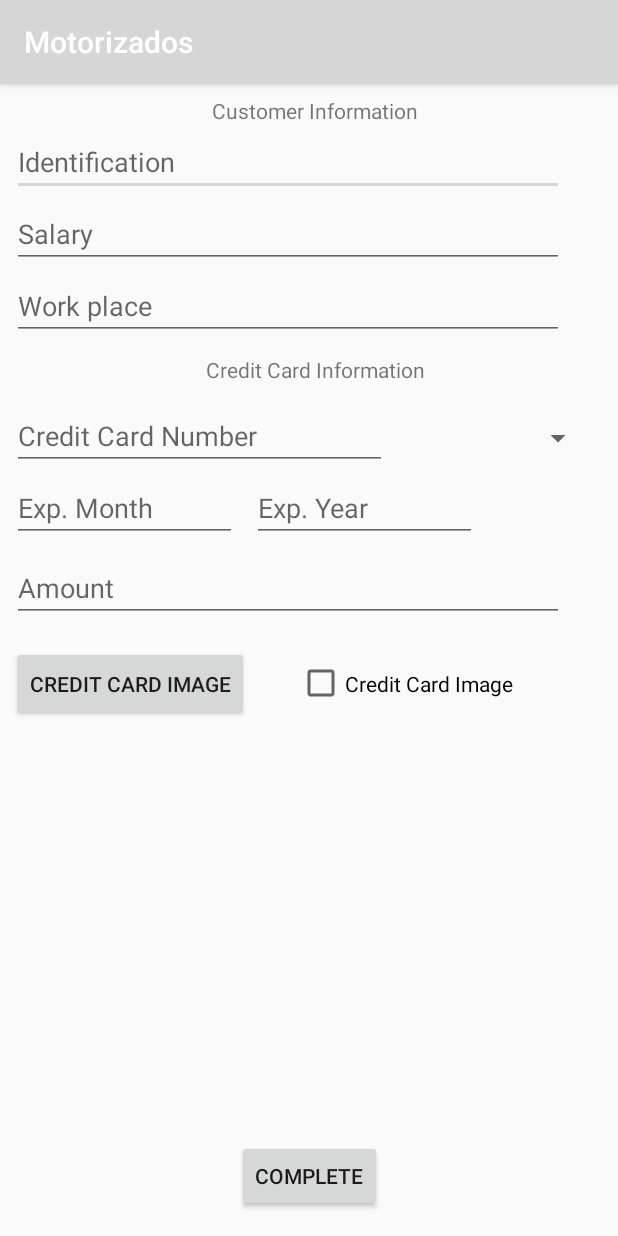
After one commit to valkzer/motoriza2, an Android app: the CompleteDeliveryActivity screen opened directly, with no data from a screen before it, on a phone screen of 412 x 824 dp. The commit adds this screen. Run offline under Robolectric (Android 15) with nearby library versions, the phone set to English and light mode, and no system bars.

Commit message:
Changes: First version of complete delivery process

```diff
--- a/app/src/main/AndroidManifest.xml
+++ b/app/src/main/AndroidManifest.xml
@@ -34,6 +34,8 @@
         <activity android:name=".Activities.smsActivity"/>
         <activity android:name=".Activities.DeliveryDetailActivity">
         </activity>
+        <activity android:name=".Activities.CompleteDeliveryActivity">
+        </activity>
     </application>
 
 </manifest>
--- a/app/src/main/java/com/example/valkzer/motorizados/Activities/DeliveryListActivity.java
+++ b/app/src/main/java/com/example/valkzer/motorizados/Activities/DeliveryListActivity.java
@@ -69,7 +69,7 @@ public class DeliveryListActivity extends AppCompatActivity {
 
     private void createDummyRecord()
     {
-        Customer   customer   = new Customer("Rolando", "Alajuela", "8889 7894", "rolando@rolando.com", 1000.0, "SJO", "");
+        Customer   customer   = new Customer("Rolando", "Alajuela", "8889 7894", "rolando@rolando.com", 1000.0, "SJO", "", "11920030");
         CreditCard creditCard = new CreditCard("**** **** **** 2410", 12, 12, "VISA");
         Delivery   delivery   = new Delivery(customer, creditCard, 10.0, false, "Core i9");
         delivery.create();
--- a/app/src/main/java/com/example/valkzer/motorizados/Repositories/FireBase/CreditCardFireBaseRepository.java
+++ b/app/src/main/java/com/example/valkzer/motorizados/Repositories/FireBase/CreditCardFireBaseRepository.java
@@ -43,6 +43,7 @@ public class CreditCardFireBaseRepository extends BaseFireBaseRepository impleme
             public void onDataChange(DataSnapshot dataSnapshot)
             {
                 CreditCard creditCard = dataSnapshot.getValue(CreditCard.class);
+                creditCard.setId(dataSnapshot.getKey());
                 observer.update(observable, creditCard);
             }
 
@@ -121,12 +122,14 @@ public class CreditCardFireBaseRepository extends BaseFireBaseRepository impleme
                 String  cardNumber          = creditCard.getCardNumber() == null ? creditCardFromDB.getCardNumber() : creditCard.getCardNumber();
                 String  cardType            = creditCard.getCardType() == null ? creditCardFromDB.getCardType() : creditCard.getCardType();
                 String  deliveryId          = creditCard.getDeliveryId() == null ? creditCardFromDB.getDeliveryId() : creditCard.getDeliveryId();
+                String  id                  = creditCard.getId() == null ? creditCardFromDB.getId() : creditCard.getId();
 
                 creditCardFromDB.setCardExpirationMonth(cardExpirationMonth);
                 creditCardFromDB.setCardExpirationYear(cardExpirationYear);
                 creditCardFromDB.setCardNumber(cardNumber);
                 creditCardFromDB.setCardType(cardType);
                 creditCardFromDB.setDeliveryId(deliveryId);
+                creditCardFromDB.setId(id);
 
                 Map<String, Object> updates = new HashMap<String, Object>();
                 updates.put("/" + repositoryReference.getKey() + "/" + dataSnapshot.getKey(), creditCardFromDB);
--- a/app/src/main/java/com/example/valkzer/motorizados/Repositories/FireBase/CustomerFireBaseRepository.java
+++ b/app/src/main/java/com/example/valkzer/motorizados/Repositories/FireBase/CustomerFireBaseRepository.java
@@ -44,6 +44,7 @@ public class CustomerFireBaseRepository extends BaseFireBaseRepository implement
             public void onDataChange(DataSnapshot dataSnapshot)
             {
                 Customer customer = dataSnapshot.getValue(Customer.class);
+                customer.setId(dataSnapshot.getKey());
                 observer.update(observable, customer);
             }
 
@@ -125,6 +126,8 @@ public class CustomerFireBaseRepository extends BaseFireBaseRepository implement
                 String phone                 = customer.getPhone() == null ? customerFromDB.getPhone() : customer.getPhone();
                 Double salary                = customer.getSalary() == null ? customerFromDB.getSalary() : customer.getSalary();
                 String workPlace             = customer.getWorkPlace() == null ? customerFromDB.getWorkPlace() : customer.getWorkPlace();
+                String identification        = customer.getIdentification() == null ? customerFromDB.getIdentification() : customer.getIdentification();
+                String id                    = customer.getId() == null ? customerFromDB.getId() : customer.getId();
 
                 customerFromDB.setDeliveryId(deliveryId);
                 customerFromDB.setAddress(address);
@@ -134,6 +137,8 @@ public class CustomerFireBaseRepository extends BaseFireBaseRepository implement
                 customerFromDB.setPhone(phone);
                 customerFromDB.setSalary(salary);
                 customerFromDB.setWorkPlace(workPlace);
+                customerFromDB.setIdentification(identification);
+                customerFromDB.setId(id);
 
                 Map<String, Object> updates = new HashMap<String, Object>();
                 updates.put("/" + repositoryReference.getKey() + "/" + dataSnapshot.getKey(), customerFromDB);
--- a/app/src/main/java/com/example/valkzer/motorizados/Repositories/FireBase/DeliveryFireBaseRepository.java
+++ b/app/src/main/java/com/example/valkzer/motorizados/Repositories/FireBase/DeliveryFireBaseRepository.java
@@ -47,6 +47,7 @@ public class DeliveryFireBaseRepository extends BaseFireBaseRepository implement
             public void onDataChange(DataSnapshot dataSnapshot)
             {
                 Delivery delivery = dataSnapshot.getValue(Delivery.class);
+                delivery.setId(dataSnapshot.getKey());
                 observer.update(observable, delivery);
             }
 
--- /dev/null
+++ b/app/src/main/res/layout/activity_complete_delivery.xml
@@ -0,0 +1,169 @@
+<?xml version="1.0" encoding="utf-8"?>
+<android.support.constraint.ConstraintLayout
+    xmlns:android="http://schemas.android.com/apk/res/android"
+    xmlns:app="http://schemas.android.com/apk/res-auto"
+    xmlns:tools="http://schemas.android.com/tools"
+    android:layout_width="match_parent"
+    android:layout_height="match_parent"
+    tools:context="com.example.valkzer.motorizados.Activities.CompleteDeliveryActivity">
+
+    <EditText
+        android:id="@+id/txtCustomerIdentification"
+        android:layout_width="368dp"
+        android:layout_height="40dp"
+        android:layout_marginTop="7dp"
+        android:ems="10"
+        android:hint="@string/identification"
+        android:inputType="text"
+        app:layout_constraintTop_toBottomOf="@+id/lblCustomerInformation"
+        android:layout_marginLeft="8dp"
+        app:layout_constraintLeft_toLeftOf="parent"/>
+
+    <TextView
+        android:id="@+id/lblCustomerInformation"
+        android:layout_width="wrap_content"
+        android:layout_height="wrap_content"
+        android:layout_marginStart="16dp"
+        android:text="@string/customer_information"
+        app:layout_constraintTop_toTopOf="parent"
+        android:layout_marginTop="8dp"
+        android:layout_marginLeft="16dp"
+        app:layout_constraintLeft_toLeftOf="parent"
+        android:layout_marginRight="8dp"
+        app:layout_constraintRight_toRightOf="parent"
+        android:layout_marginEnd="8dp"/>
+
+    <EditText
+        android:id="@+id/txtCustomerSalary"
+        android:layout_width="368dp"
+        android:layout_height="40dp"
+        android:ems="10"
+        android:hint="@string/salary"
+        android:inputType="number"
+        android:layout_marginTop="8dp"
+        app:layout_constraintTop_toBottomOf="@+id/txtCustomerIdentification"
+        android:layout_marginLeft="8dp"
+        app:layout_constraintLeft_toLeftOf="parent"/>
+
+    <EditText
+        android:id="@+id/txtWorkplace"
+        android:layout_width="368dp"
+        android:layout_height="40dp"
+        android:layout_marginTop="8dp"
+        android:ems="10"
+        android:hint="@string/work_place"
+        android:inputType="text"
+        app:layout_constraintTop_toBottomOf="@+id/txtCustomerSalary"
+        android:layout_marginLeft="8dp"
+        app:layout_constraintLeft_toLeftOf="parent"/>
+
+    <TextView
+        android:id="@+id/lblCreditCardInformation"
+        android:layout_width="wrap_content"
+        android:layout_height="wrap_content"
+        android:text="@string/credit_card_information"
+        android:layout_marginTop="10dp"
+        app:layout_constraintTop_toBottomOf="@+id/txtWorkplace"
+        android:layout_marginLeft="16dp"
+        app:layout_constraintLeft_toLeftOf="parent"
+        android:layout_marginRight="8dp"
+        app:layout_constraintRight_toRightOf="parent"
+        android:layout_marginStart="16dp"
+        android:layout_marginEnd="8dp"/>
+
+    <EditText
+        android:id="@+id/txtCreditCardNumber"
+        android:layout_width="250dp"
+        android:layout_height="40dp"
+        android:layout_marginLeft="8dp"
+        android:layout_marginStart="8dp"
+        android:layout_marginTop="17dp"
+        android:ems="10"
+        android:hint="@string/credit_card_number"
+        android:inputType="number"
+        app:layout_constraintLeft_toLeftOf="parent"
+        app:layout_constraintTop_toBottomOf="@+id/lblCreditCardInformation"/>
+
+    <Spinner
+        android:id="@+id/cboCreditCardType"
+        android:layout_width="100dp"
+        android:layout_height="40dp"
+        android:layout_marginEnd="16dp"
+        android:layout_marginLeft="8dp"
+        android:layout_marginRight="16dp"
+        android:layout_marginStart="8dp"
+        android:layout_marginTop="16dp"
+        app:layout_constraintHorizontal_bias="1.0"
+        app:layout_constraintLeft_toRightOf="@+id/txtCreditCardNumber"
+        app:layout_constraintRight_toRightOf="parent"
+        app:layout_constraintTop_toBottomOf="@+id/lblCreditCardInformation"/>
+
+    <EditText
+        android:id="@+id/txtCreditCardExpMonth"
+        android:layout_width="150dp"
+        android:layout_height="40dp"
+        android:layout_marginLeft="8dp"
+        android:layout_marginTop="8dp"
+        android:ems="10"
+        android:hint="@string/exp_month"
+        android:inputType="number"
+        app:layout_constraintLeft_toLeftOf="parent"
+        app:layout_constraintTop_toBottomOf="@+id/txtCreditCardNumber"/>
+
+    <EditText
+        android:id="@+id/txtCreditCardExpYear"
+        android:layout_width="150dp"
+        android:layout_height="40dp"
+        android:ems="10"
+        android:hint="@string/exp_year"
+        android:inputType="number"
+        android:layout_marginTop="8dp"
+        app:layout_constraintTop_toBottomOf="@+id/txtCreditCardNumber"
+        app:layout_constraintLeft_toRightOf="@+id/txtCreditCardExpMonth"
+        android:layout_marginLeft="10dp"/>
+
+    <EditText
+        android:id="@+id/txtDeliveryAmount"
+        android:layout_width="368dp"
+        android:layout_height="wrap_content"
+        android:ems="10"
+        android:hint="@string/amount"
+        android:inputType="number|numberDecimal"
+        app:layout_constraintLeft_toLeftOf="parent"
+        android:layout_marginLeft="8dp"
+        android:layout_marginTop="8dp"
+        app:layout_constraintTop_toBottomOf="@+id/txtCreditCardExpMonth"/>
+
+    <Button
+        android:id="@+id/button3"
+        android:layout_width="wrap_content"
+        android:layout_height="50dp"
+        android:layout_marginLeft="8dp"
+        android:layout_marginTop="16dp"
+        android:text="@string/credit_card_image"
+        app:layout_constraintLeft_toLeftOf="parent"
+        app:layout_constraintTop_toBottomOf="@+id/txtDeliveryAmount"/>
+
+    <CheckBox
+        android:id="@+id/chkCreditCardImage"
+        android:layout_width="wrap_content"
+        android:layout_height="50dp"
+        android:layout_marginLeft="32dp"
+        android:layout_marginTop="16dp"
+        android:checked="false"
+        android:duplicateParentState="false"
+        android:text="@string/credit_card_image"
+        app:layout_constraintLeft_toRightOf="@+id/button3"
+        app:layout_constraintTop_toBottomOf="@+id/txtDeliveryAmount"/>
+
+    <Button
+        android:id="@+id/button4"
+        android:layout_width="wrap_content"
+        android:layout_height="wrap_content"
+        android:layout_marginBottom="16dp"
+        android:text="@string/complete"
+        android:onClick="completeDelivery"
+        app:layout_constraintBottom_toBottomOf="parent"
+        app:layout_constraintLeft_toLeftOf="parent"
+        app:layout_constraintRight_toRightOf="parent"/>
+</android.support.constraint.ConstraintLayout>
--- a/app/src/main/res/layout/activity_delivery_detail.xml
+++ b/app/src/main/res/layout/activity_delivery_detail.xml
@@ -101,7 +101,8 @@
         android:text="@string/deliver"
         app:layout_constraintBottom_toBottomOf="parent"
         app:layout_constraintLeft_toLeftOf="parent"
-        app:layout_constraintRight_toRightOf="parent"/>
+        app:layout_constraintRight_toRightOf="parent"
+        android:onClick="deliver"/>
 
     <ImageButton
         android:id="@+id/btnStartCall"
--- a/app/src/main/res/values/strings.xml
+++ b/app/src/main/res/values/strings.xml
@@ -93,4 +93,15 @@
     <string name="delivery_detail">Delivery Detail</string>
     <string name="deliver">Deliver</string>
     <string name="customer_details">Customer Details</string>
+    <string name="exp_month">Exp. Month</string>
+    <string name="exp_year">Exp. Year</string>
+    <string name="amount">Amount</string>
+    <string name="credit_card_number">Credit Card Number</string>
+    <string name="credit_card_information">Credit Card Information</string>
+    <string name="work_place">Work place</string>
+    <string name="salary">Salary</string>
+    <string name="customer_information">Customer Information</string>
+    <string name="identification">Identification</string>
+    <string name="credit_card_image">Credit Card Image</string>
+    <string name="complete">Complete</string>
 </resources>
```
Also changed, not shown: app/src/main/java/com/example/valkzer/motorizados/Activities/CompleteDeliveryActivity.java (added, +88 -0 lines), app/src/main/java/com/example/valkzer/motorizados/Activities/DeliveryDetailActivity.java (+17 -7 lines), app/src/main/java/com/example/valkzer/motorizados/Models/Customer.java (+13 -1 lines).
